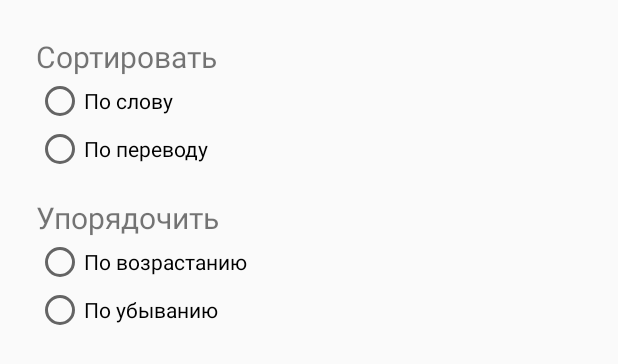
After one commit to ratanoff/Dictionary, an Android app: the layout dilaog_sort.xml on its own in the app's theme, with its tools: preview values and no code run, on a phone screen of 412 x 824 dp. The commit adds this screen. Shown: the top 364 px of the screen. Run offline under Robolectric (Android 15) with nearby library versions, the phone set to English and light mode, and no system bars.

Commit message:
Manual sorting added

```diff
--- /dev/null
+++ b/app/src/main/res/layout/dilaog_sort.xml
@@ -0,0 +1,84 @@
+<?xml version="1.0" encoding="utf-8"?>
+<android.support.constraint.ConstraintLayout
+    xmlns:android="http://schemas.android.com/apk/res/android"
+    xmlns:app="http://schemas.android.com/apk/res-auto"
+    android:layout_width="match_parent"
+    android:layout_height="match_parent"
+    android:padding="16dp">
+
+    <TextView
+        android:id="@+id/textView"
+        android:layout_width="0dp"
+        android:layout_height="wrap_content"
+        android:layout_marginEnd="8dp"
+        android:layout_marginStart="8dp"
+        android:layout_marginTop="8dp"
+        android:text="@string/sort"
+        android:textSize="20sp"
+        app:layout_constraintEnd_toEndOf="parent"
+        app:layout_constraintStart_toStartOf="parent"
+        app:layout_constraintTop_toTopOf="parent" />
+
+    <RadioGroup
+        android:id="@+id/sort_radioGroup"
+        android:layout_width="0dp"
+        android:layout_height="wrap_content"
+        android:layout_marginEnd="8dp"
+        android:layout_marginStart="8dp"
+        app:layout_constraintEnd_toEndOf="parent"
+        app:layout_constraintStart_toStartOf="parent"
+        app:layout_constraintTop_toBottomOf="@id/textView">
+
+        <RadioButton
+            android:id="@+id/option_by_word"
+            android:layout_width="wrap_content"
+            android:layout_height="wrap_content"
+            android:layout_weight="1"
+            android:text="@string/by_word" />
+
+        <RadioButton
+            android:id="@+id/option_by_translate"
+            android:layout_width="wrap_content"
+            android:layout_height="wrap_content"
+            android:layout_weight="1"
+            android:text="@string/by_translate" />
+    </RadioGroup>
+
+    <TextView
+        android:id="@+id/textView2"
+        android:layout_width="0dp"
+        android:layout_height="wrap_content"
+        android:layout_marginEnd="8dp"
+        android:layout_marginStart="8dp"
+        android:layout_marginTop="16dp"
+        android:text="@string/order"
+        android:textSize="20sp"
+        app:layout_constraintEnd_toEndOf="parent"
+        app:layout_constraintStart_toStartOf="parent"
+        app:layout_constraintTop_toBottomOf="@+id/sort_radioGroup" />
+
+    <RadioGroup
+        android:id="@+id/order_radioGroup"
+        android:layout_width="0dp"
+        android:layout_height="wrap_content"
+        android:layout_marginEnd="8dp"
+        android:layout_marginStart="8dp"
+        app:layout_constraintEnd_toEndOf="parent"
+        app:layout_constraintStart_toStartOf="parent"
+        app:layout_constraintTop_toBottomOf="@id/textView2">
+
+        <RadioButton
+            android:id="@+id/option_asc"
+            android:layout_width="wrap_content"
+            android:layout_height="wrap_content"
+            android:layout_weight="1"
+            android:text="@string/ascending" />
+
+        <RadioButton
+            android:id="@+id/option_desc"
+            android:layout_width="wrap_content"
+            android:layout_height="wrap_content"
+            android:layout_weight="1"
+            android:text="@string/descending" />
+    </RadioGroup>
+</android.support.constraint.ConstraintLayout>
--- a/app/src/main/res/menu/menu_main.xml
+++ b/app/src/main/res/menu/menu_main.xml
@@ -1,6 +1,11 @@
 <?xml version="1.0" encoding="utf-8"?>
 <menu xmlns:android="http://schemas.android.com/apk/res/android"
     xmlns:app="http://schemas.android.com/apk/res-auto">
+    <item
+        android:id="@+id/action_filter"
+        android:icon="@drawable/ic_action_filter"
+        android:title="@string/filter"
+        app:showAsAction="ifRoom|withText" />
     <item
         android:id="@+id/action_new_word"
         android:icon="@drawable/ic_action_add"
--- a/app/src/main/res/values/strings.xml
+++ b/app/src/main/res/values/strings.xml
@@ -14,4 +14,13 @@
     <string name="error_data_loading">Ошибка загрузки данных</string>
     <string name="proposals">Предложения</string>
     <string name="fill_fields">Заполните поля!</string>
+    <string name="filter">Фильтр</string>
+    <string name="cancel">Отмена</string>
+    <string name="ok">Ок</string>
+    <string name="sort">Сортировать</string>
+    <string name="by_word">По слову</string>
+    <string name="by_translate">По переводу</string>
+    <string name="order">Упорядочить</string>
+    <string name="ascending">По возрастанию</string>
+    <string name="descending">По убыванию</string>
 </resources>
```
Also changed, not shown: app/src/main/java/ru/ratanov/dictionary/MainActivity.java (+13 -1 lines), app/src/main/java/ru/ratanov/dictionary/dialog/SortDialog.java (added, +90 -0 lines), app/src/main/java/ru/ratanov/dictionary/model/WordFactory.java (+7 -2 lines), app/src/main/java/ru/ratanov/dictionary/util/QueryPreferences.java (added, +25 -0 lines), app/src/main/res/drawable-hdpi/ic_action_filter.png (added), app/src/main/res/drawable-mdpi/ic_action_filter.png (added), app/src/main/res/drawable-xhdpi/ic_action_filter.png (added), app/src/main/res/drawable-xxhdpi/ic_action_filter.png (added).
